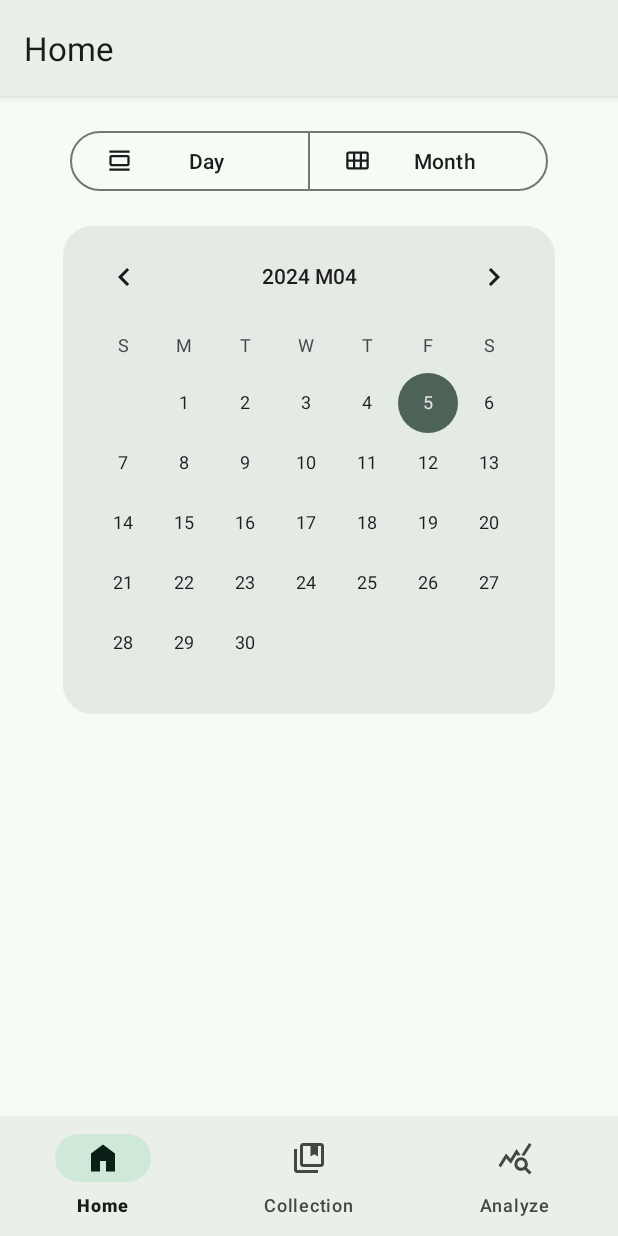
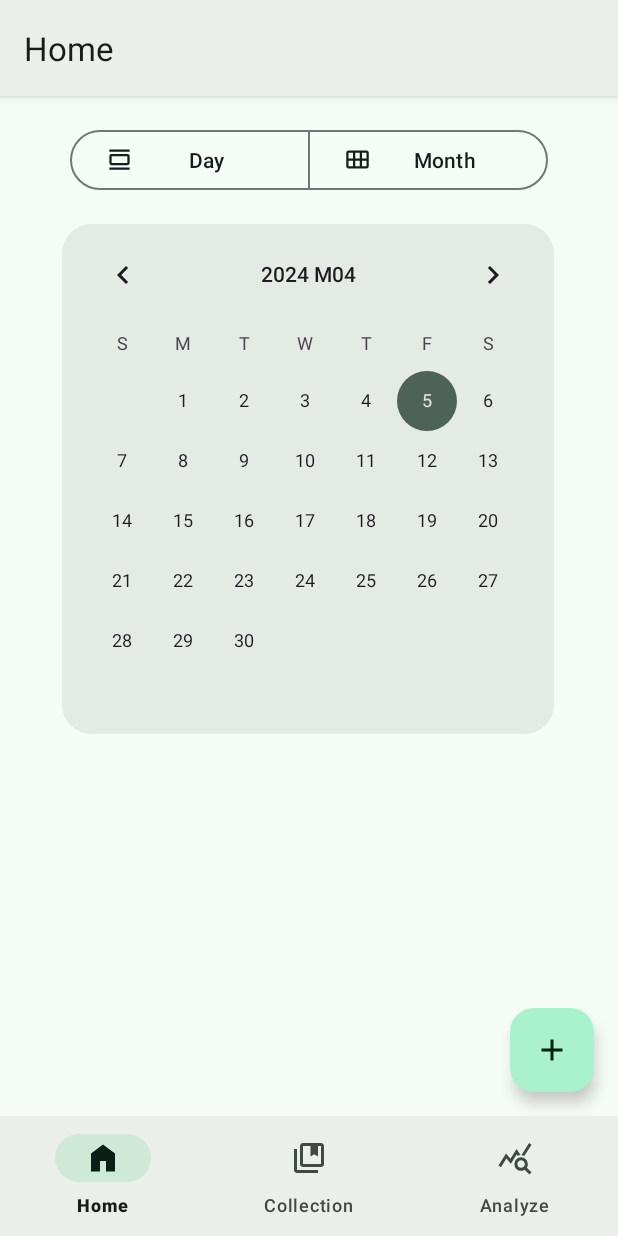
Before and after one commit to hatezero014/DA_DiaryApp, an Android app: the screen it shows after launch (MainActivity), on a phone screen of 412 x 824 dp. Run offline under Robolectric (Android 15) with nearby library versions, the phone set to English and light mode, and no system bars; our stand-ins replace navigation-ui.

```diff
--- a/app/src/main/res/layout/activity_main.xml
+++ b/app/src/main/res/layout/activity_main.xml
@@ -21,7 +21,7 @@
         android:id="@+id/nav_host_fragment_activity_main"
         android:name="androidx.navigation.fragment.NavHostFragment"
         android:layout_width="match_parent"
-        android:layout_height="match_parent"
+        android:layout_height="0dp"
         app:defaultNavHost="true"
         app:layout_constraintBottom_toTopOf="@id/nav_view"
         app:layout_constraintLeft_toLeftOf="parent"
--- a/app/src/main/res/layout/fragment_home.xml
+++ b/app/src/main/res/layout/fragment_home.xml
@@ -35,17 +35,18 @@
             app:icon="@drawable/main_home_monthview"/>
     </com.google.android.material.button.MaterialButtonToggleGroup>
 
+
     <CalendarView
         android:id="@+id/calendarView"
         android:layout_width="328dp"
-        android:layout_height="325dp"
+        android:layout_height="340dp"
         android:background="@drawable/ic_rounded_calendar"
         app:layout_constraintBottom_toBottomOf="parent"
         app:layout_constraintEnd_toEndOf="parent"
+        app:layout_constraintHorizontal_bias="0.493"
         app:layout_constraintStart_toStartOf="parent"
         app:layout_constraintTop_toTopOf="parent"
-        app:layout_constraintVertical_bias="0.20" />
-
+        app:layout_constraintVertical_bias="0.25" />
 
     <com.google.android.material.floatingactionbutton.FloatingActionButton
         android:id="@+id/ButtonAdd"
@@ -55,6 +56,7 @@
         android:layout_margin="16dp"
         android:src="@drawable/main_home_add"
         app:layout_constraintBottom_toBottomOf="parent"
+        android:contentDescription="@drawable/main_home_add"
         app:layout_constraintEnd_toEndOf="parent" />
 
 </androidx.constraintlayout.widget.ConstraintLayout>
```
